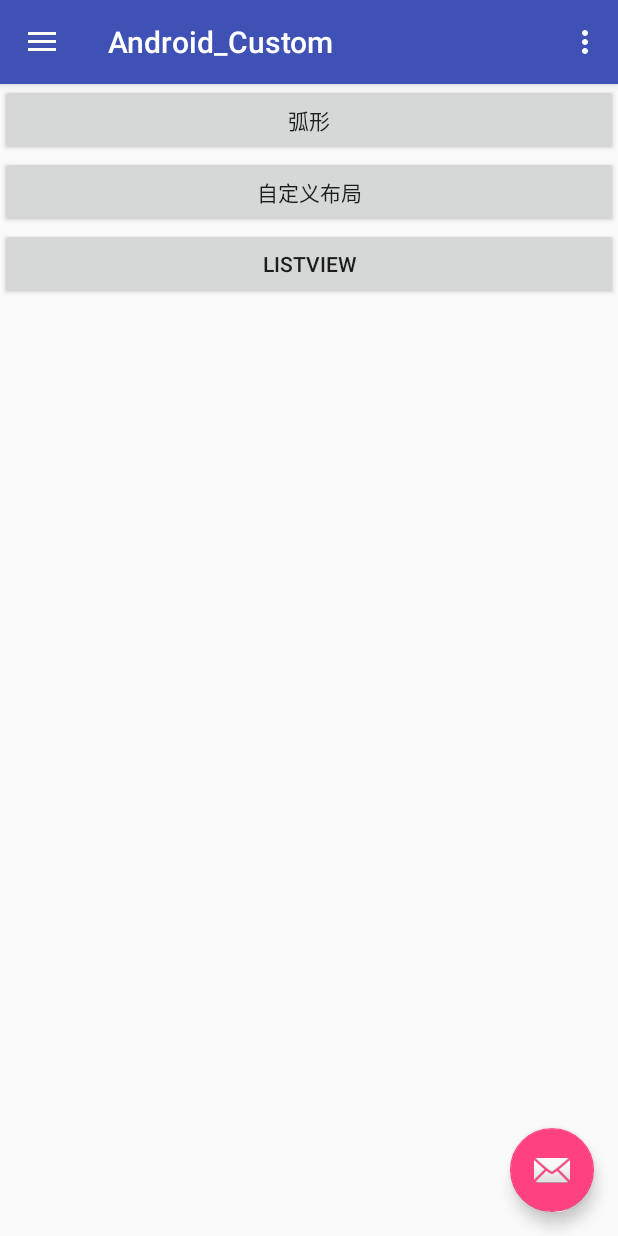
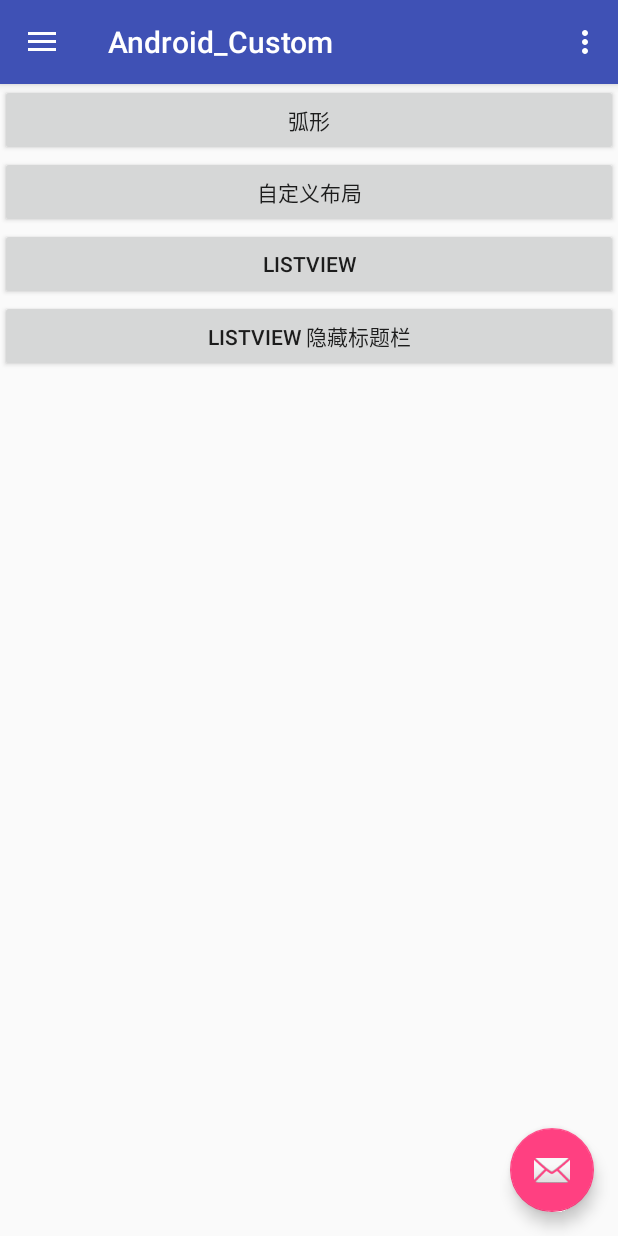
Before and after one commit to huihui4045/AndroidWorkSpace, an Android app: the screen it shows after launch (MainActivity), on a phone screen of 412 x 824 dp. Run offline under Robolectric (Android 15) with nearby library versions, the phone set to English and light mode, and no system bars.

Commit message:
listView 滑动隐藏标题栏

```diff
--- a/Android_Custom/app/src/main/java/com/huihi/Data.java
+++ b/Android_Custom/app/src/main/java/com/huihi/Data.java
@@ -10,4 +10,5 @@ public class Data {
     public static final int FLAG_ARC_VIEW = 0;
     public static final int FLAG_MY_SCROLL_VIEW = 1;
     public static final int FLAG_MY_LIST_VIEW = 2;
+    public static final int FLAG_MY_LIST_HIDE = 3;
 }
--- a/Android_Custom/app/src/main/java/com/huihi/page/MainActivity.java
+++ b/Android_Custom/app/src/main/java/com/huihi/page/MainActivity.java
@@ -132,6 +132,12 @@ public class MainActivity extends AppCompatActivity
                 intent.putExtra(Data.ARG_TYPE,Data.FLAG_MY_LIST_VIEW);
 
                 break;
+            case R.id.btn_list_hide:
+
+
+                intent.putExtra(Data.ARG_TYPE,Data.FLAG_MY_LIST_HIDE);
+
+                break;
 
 
         }
--- a/Android_Custom/app/src/main/res/layout/content_main.xml
+++ b/Android_Custom/app/src/main/res/layout/content_main.xml
@@ -33,4 +33,13 @@
         android:layout_height="wrap_content" />
 
 
+
+    <Button
+        android:id="@+id/btn_list_hide"
+        android:onClick="onClick"
+        android:text="ListView 隐藏标题栏"
+        android:layout_width="match_parent"
+        android:layout_height="wrap_content" />
+
+
 </LinearLayout>
--- a/Android_Custom/app/src/main/res/values/styles.xml
+++ b/Android_Custom/app/src/main/res/values/styles.xml
@@ -8,9 +8,13 @@
         <item name="colorAccent">@color/colorAccent</item>
     </style>
 
-    <style name="AppTheme.NoActionBar">
-        <item name="windowActionBar">false</item>
-        <item name="windowNoTitle">true</item>
+    <style name="AppTheme.NoActionBar" parent="Theme.AppCompat.Light.NoActionBar">
+
+
+        <item name="colorPrimary">@color/colorPrimary</item>
+        <item name="colorPrimaryDark">@color/colorPrimaryDark</item>
+        <item name="colorAccent">@color/colorAccent</item>
+
     </style>
 
     <style name="AppTheme.AppBarOverlay" parent="ThemeOverlay.AppCompat.Dark.ActionBar" />
```
Also changed, not shown: Android_Custom/app/src/main/java/com/huihi/listener/OnScrollStateListener.java (added, +10 -0 lines), Android_Custom/app/src/main/java/com/huihi/page/ArcChartActivity.java (+10 -0 lines), Android_Custom/app/src/main/java/com/huihi/view/ScrollHideListView.java (added, +48 -0 lines), Android_Custom/app/src/main/res/layout/list_view_hide.xml (added, +19 -0 lines).
